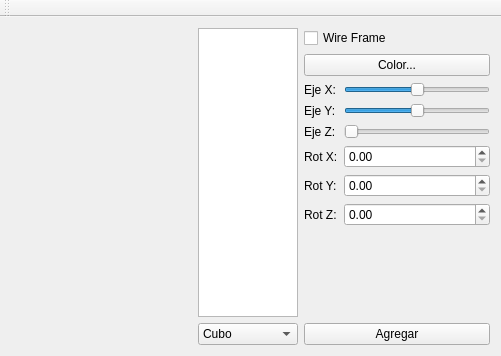
Above: mainwindow.ui from HiDAl/LuzCamaraQT before the change. Below: the same form after it.
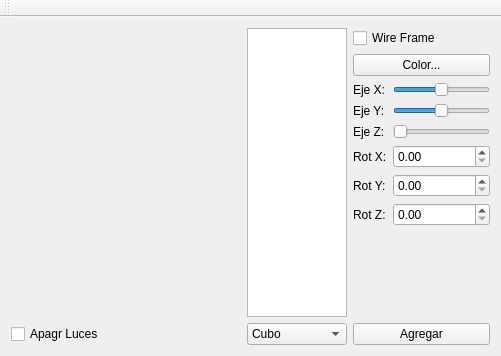
That is the form after the change.

```diff
--- a/mainwindow.ui
+++ b/mainwindow.ui
@@ -40,6 +40,9 @@
           <height>16777215</height>
          </size>
         </property>
+        <property name="currentRow">
+         <number>-1</number>
+        </property>
        </widget>
       </item>
       <item row="0" column="4">
@@ -214,6 +217,13 @@
         </property>
        </spacer>
       </item>
+      <item row="3" column="0">
+       <widget class="QCheckBox" name="checkBox_2">
+        <property name="text">
+         <string>Apagr Luces</string>
+        </property>
+       </widget>
+      </item>
      </layout>
     </item>
    </layout>
```
Left out of the diff: 26 changed lines with no effect on the pictures.
